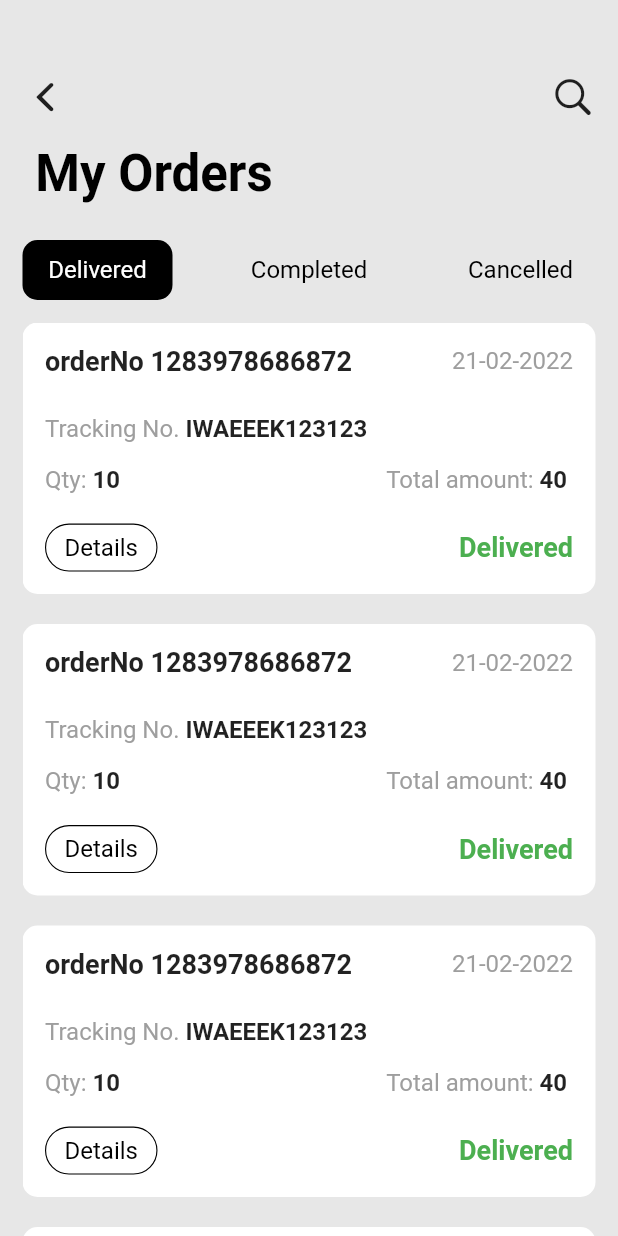
After one commit to TarekAlabd/flutter-ecommerce-live-coding, a Flutter app: the MyOrdersPage screen opened by its route, on a phone screen of 412 x 824 dp. The commit adds this screen. Run offline on Flutter 3.47's test engine with Material 2 defaults, Android fonts, the phone set to English and light mode, and no system bars; our stand-ins replace cloud_firestore, firebase_auth, firebase_core, persistent_bottom_nav_bar_v2; accounts and stored records are empty; network calls fail.

Commit message:
My orders Page

```diff
--- a/lib/utilities/router.dart
+++ b/lib/utilities/router.dart
@@ -1,8 +1,12 @@
 import 'package:flutter/cupertino.dart';
+import 'package:flutter_ecommerce/models/product_model.dart';
 import 'package:flutter_ecommerce/utilities/routes.dart';
 import 'package:flutter_ecommerce/views/pages/bottom_navbar.dart';
 import 'package:flutter_ecommerce/views/pages/landing_page.dart';
 import 'package:flutter_ecommerce/views/pages/auth_page.dart';
+import 'package:flutter_ecommerce/views/pages/my_orders_pagr.dart';
+
+import '../views/pages/product_details_page.dart';
 
 Route<dynamic> onGenerate(RouteSettings settings) {
   switch (settings.name) {
@@ -16,6 +20,19 @@ Route<dynamic> onGenerate(RouteSettings settings) {
         builder: (_) => const BottomNavBar(),
         settings: settings,
       );
+    case AppRoutes.productDetailsPageRoute:
+    final procuct = settings.arguments as Product;
+      return CupertinoPageRoute(
+        builder: (_) =>  ProductDetailsPage(product: procuct,),
+        settings: settings,
+      );
+    case AppRoutes.myOrdersPageRoute:
+
+      return CupertinoPageRoute(
+        builder: (_) =>  const MyOrdersPage(),
+        settings: settings,
+
+      );
     case AppRoutes.landingPageRoute:
     default:
       return CupertinoPageRoute(
--- a/lib/utilities/routes.dart
+++ b/lib/utilities/routes.dart
@@ -7,4 +7,6 @@ class AppRoutes {
   static const String homePageRoute = '/HomePage';
   static const String categoriesPageRoute = '/CategoriesPage';
   static const String categoryPageRoute = '/CategoryPage';
+  static const String productDetailsPageRoute = '/product-details';
+  static const String myOrdersPageRoute = '/my-orders';
 }
--- a/lib/views/pages/bottom_navbar.dart
+++ b/lib/views/pages/bottom_navbar.dart
@@ -3,6 +3,7 @@ import 'package:flutter/cupertino.dart';
 import 'package:flutter/material.dart';
 import 'package:flutter_ecommerce/views/pages/favorites_page.dart';
 import 'package:flutter_ecommerce/views/pages/my_cart_page.dart';
+import 'package:flutter_ecommerce/views/pages/my_orders_pagr.dart';
 import 'package:persistent_bottom_nav_bar_v2/persistent-tab-view.dart';
 
 import '../../models/category_model.dart';
@@ -24,7 +25,7 @@ class _BottomNavBarState extends State<BottomNavBar> {
 
   List<Widget> _buildScreens() {
     return [
-      const HomePage(),
+      const  HomePage(),
       const ShopPage(),
       const MyCartPage(),
       const FavoritesPage(),
--- /dev/null
+++ b/lib/views/pages/my_orders_pagr.dart
@@ -0,0 +1,274 @@
+import 'package:flutter/cupertino.dart';
+import 'package:flutter/material.dart';
+
+class MyOrdersPage extends StatefulWidget {
+  const MyOrdersPage({Key? key}) : super(key: key);
+
+  @override
+  State<MyOrdersPage> createState() => _MyOrdersPageState();
+}
+
+class _MyOrdersPageState extends State<MyOrdersPage> {
+  late OrderStatuses currentActive = OrderStatuses.delivered;
+  @override
+  Widget build(BuildContext context) {
+    return SingleChildScrollView(
+      child: Padding(
+        padding: const EdgeInsets.only(
+            right: 15.0, left: 15.0, bottom: 20.0, top: 50),
+        child: Column(
+          crossAxisAlignment: CrossAxisAlignment.start,
+          children: [
+            Row(
+              mainAxisAlignment: MainAxisAlignment.spaceBetween,
+              children: [
+                InkWell(
+                  child: const Icon(
+                    CupertinoIcons.back,
+                    size: 30,
+                  ),
+                  onTap: () => Navigator.pop(context),
+                ),
+                InkWell(
+                  child: const Icon(
+                    CupertinoIcons.search,
+                    size: 30,
+                  ),
+                  onTap: () => Navigator.pop(context),
+                )
+              ],
+            ),
+            const SizedBox(
+              height: 15,
+            ),
+            Text(
+              ' My Orders',
+              style: Theme.of(context).textTheme.headline4!.copyWith(
+                    fontWeight: FontWeight.bold,
+                    color: Colors.black,
+                  ),
+            ),
+            const SizedBox(
+              height: 25,
+            ),
+            Row(
+              mainAxisAlignment: MainAxisAlignment.spaceBetween,
+              children: [
+                _buildFilterItem("Delivered", OrderStatuses.delivered),
+                _buildFilterItem("Completed", OrderStatuses.completed),
+                _buildFilterItem("Cancelled", OrderStatuses.cancelled),
+              ],
+            ),
+            const SizedBox(
+              height: 15,
+            ),
+            SizedBox(
+              height: MediaQuery.of(context).size.height * 0.75,
+              child: ListView.builder(
+                itemCount: 4,
+                itemBuilder: (context, i) {
+                  return _buildOrderCard();
+                },
+              ),
+            )
+          ],
+        ),
+      ),
+    );
+  }
+
+  Widget _buildOrderCard() {
+    return Padding(
+      padding: const EdgeInsets.only(bottom: 20.0),
+      child: SizedBox(
+        //  height: 120,
+        child: DecoratedBox(
+          decoration: BoxDecoration(
+              color: Colors.white, borderRadius: BorderRadius.circular(10)),
+          child: Padding(
+            padding: const EdgeInsets.all(15.0),
+            child: Column(
+              children: [
+                Row(
+                  mainAxisAlignment: MainAxisAlignment.spaceBetween,
+                  children: [
+                    Text(
+                      'orderNo 1283978686872',
+                      style: Theme.of(context).textTheme.titleMedium!.copyWith(
+                            fontWeight: FontWeight.bold,
+                            fontSize: 18,
+                          ),
+                    ),
+                    Text(
+                      '21-02-2022',
+                      style: Theme.of(context).textTheme.titleMedium!.copyWith(
+                            color: Colors.grey,
+                            fontSize: 16,
+                          ),
+                    )
+                  ],
+                ),
+                const SizedBox(
+                  height: 25,
+                ),
+                Row(
+                  mainAxisAlignment: MainAxisAlignment.start,
+                  children: [
+                    Text(
+                      'Tracking No. ',
+                      style: Theme.of(context)
+                          .textTheme
+                          .titleMedium!
+                          .copyWith(color: Colors.grey),
+                    ),
+                    Text(
+                      'IWAEEEK123123',
+                      style: Theme.of(context)
+                          .textTheme
+                          .subtitle1!
+                          .copyWith(fontWeight: FontWeight.bold),
+                    ),
+                  ],
+                ),
+                const SizedBox(
+                  height: 15,
+                ),
+                Row(
+                  mainAxisAlignment: MainAxisAlignment.spaceBetween,
+                  children: [
+                    Row(
+                      mainAxisAlignment: MainAxisAlignment.start,
+                      children: [
+                        Text(
+                          'Qty: ',
+                          style: Theme.of(context)
+                              .textTheme
+                              .titleMedium!
+                              .copyWith(color: Colors.grey),
+                        ),
+                        Text(
+                          '10',
+                          style: Theme.of(context)
+                              .textTheme
+                              .subtitle1!
+                              .copyWith(fontWeight: FontWeight.bold),
+                        ),
+                      ],
+                    ),
+                    Row(
+                      mainAxisAlignment: MainAxisAlignment.start,
+                      children: [
+                        Text(
+                          'Total amount: ',
+                          style: Theme.of(context)
+                              .textTheme
+                              .titleMedium!
+                              .copyWith(color: Colors.grey),
+                        ),
+                        Text(
+                          '40 ',
+                          style: Theme.of(context)
+                              .textTheme
+                              .subtitle1!
+                              .copyWith(fontWeight: FontWeight.bold),
+                        ),
+                      ],
+                    ),
+                  ],
+                ),
+                const SizedBox(
+                  height: 20,
+                ),
+                Row(
+                  mainAxisAlignment: MainAxisAlignment.spaceBetween,
+                  children: [
+                    SizedBox(
+                      height: 32,
+                      width: 75,
+                      child: DecoratedBox(
+                        decoration: BoxDecoration(
+                            color: Colors.transparent,
+                            borderRadius: BorderRadius.circular(20),
+                            border: Border.all(
+                              color: Colors.black,
+                              width: 0.75,
+                            )),
+                        child: Center(
+                          child: Text(
+                            'Details',
+                            style: Theme.of(context)
+                                .textTheme
+                                .titleMedium!
+                                .copyWith(
+                                  color: Colors.black,
+                                  fontSize: 16,
+                                ),
+                          ),
+                        ),
+                      ),
+                    ),
+                    Text(
+                      getStatusLabel(),
+                      style: Theme.of(context).textTheme.titleMedium!.copyWith(
+                          color: getStatusColor(),
+                          fontWeight: FontWeight.bold,
+                          fontSize: 18),
+                    )
+                  ],
+                )
+              ],
+            ),
+          ),
+        ),
+      ),
+    );
+  }
+
+  Widget _buildFilterItem(String label, OrderStatuses val) {
+    bool isSelected = val == currentActive;
+    return InkWell(
+      onTap: () => setState(() {
+        currentActive = val;
+      }),
+      child: SizedBox(
+        height: 40,
+        width: 100,
+        child: DecoratedBox(
+          decoration: BoxDecoration(
+              color: isSelected ? Colors.black : Colors.transparent,
+              borderRadius: BorderRadius.circular(10)),
+          child: Center(
+              child: Text(
+            label,
+            style: Theme.of(context)
+                .textTheme
+                .titleMedium!
+                .copyWith(color: isSelected ? Colors.white : Colors.black),
+          )),
+        ),
+      ),
+    );
+  }
+
+  Color getStatusColor() {
+    if (currentActive == OrderStatuses.completed) {
+      return Color.fromARGB(255, 254, 232, 31);
+    } else if (currentActive == OrderStatuses.delivered) {
+      return Colors.green;
+    } else {
+      return Colors.red;
+    }
+  }
+
+  String getStatusLabel() {
+    if (currentActive == OrderStatuses.completed) {
+      return "Completed";
+    } else if (currentActive == OrderStatuses.delivered) {
+      return "Delivered";
+    } else {
+      return "Cancelled";
+    }
+  }
+}
+
+enum OrderStatuses { delivered, completed, cancelled }
--- a/lib/views/widgets/product_widgets/gridview_product_widget.dart
+++ b/lib/views/widgets/product_widgets/gridview_product_widget.dart
@@ -1,4 +1,5 @@
 import 'package:flutter/material.dart';
+import 'package:flutter_ecommerce/utilities/routes.dart';
 import 'package:flutter_ecommerce/views/widgets/product_widgets/discount_span.dart';
   import '../../../models/product_model.dart';
 import '../../../utilities/colors.dart';
@@ -17,7 +18,9 @@ class GridViewProductWidget extends StatelessWidget {
         ? product.price
         : product.price - (product.price * product.discount / 100);
 
-    return Stack(
+    return InkWell(
+      onTap: ()=>Navigator.of(context,rootNavigator: true).pushNamed(AppRoutes.productDetailsPageRoute,arguments:product),
+      child: Stack(
         alignment: Alignment.bottomRight,
         children: [
           Padding(
@@ -107,6 +110,7 @@ class GridViewProductWidget extends StatelessWidget {
           ),
           FavButton.build(context, true)
         ],
+      ),
     );
   }
 
```
Also changed, not shown: lib/models/product.dart (deleted, +0 -71 lines), lib/views/pages/product_details_page.dart (added, +120 -0 lines), lib/views/pages/profile_page.dart (+26 -13 lines), lib/views/widgets/custom_buttons/primary_button.dart (+6 -7 lines), lib/views/widgets/list_item_home.dart (deleted, +0 -82 lines), lib/views/widgets/main_button.dart (deleted, +0 -29 lines), lib/views/widgets/product_widgets/listview_fav_widget.dart (+9 -1 lines), 1 other file. Lines whose indentation alone changed are shown as unchanged.
